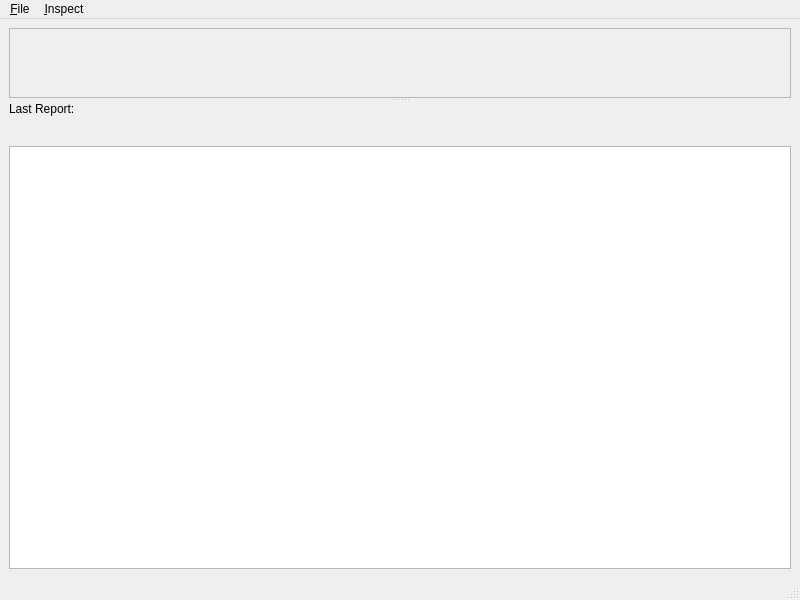
Before: the Qt Designer form hid_gui/mainwindow.ui in vrpn/vrpn, drawn with Qt 5.
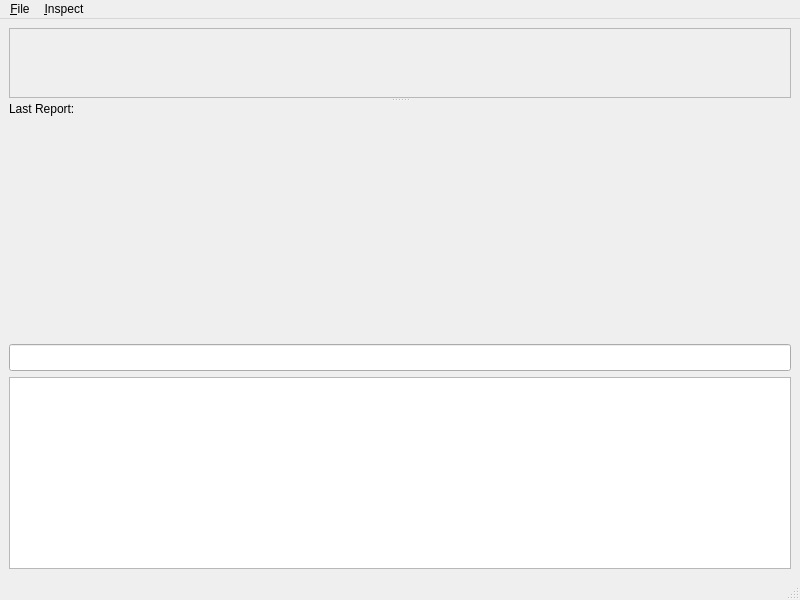
After: the same form once the commit is applied.

Commit message: allow bytes to be selected nicely

The edit to the form file:
```diff
--- a/hid_gui/mainwindow.ui
+++ b/hid_gui/mainwindow.ui
@@ -67,20 +67,33 @@
          </layout>
         </item>
         <item>
-         <widget class="QLabel" name="reportContents">
+         <widget class="QLineEdit" name="reportContents">
+          <property name="sizePolicy">
+           <sizepolicy hsizetype="Expanding" vsizetype="Fixed">
+            <horstretch>0</horstretch>
+            <verstretch>0</verstretch>
+           </sizepolicy>
+          </property>
           <property name="font">
            <font>
             <family>Courier New</family>
             <pointsize>12</pointsize>
            </font>
           </property>
-          <property name="text">
-           <string/>
+          <property name="readOnly">
+           <bool>true</bool>
           </property>
          </widget>
         </item>
         <item>
-         <widget class="QTextBrowser" name="textLog"/>
+         <widget class="QTextBrowser" name="textLog">
+          <property name="sizePolicy">
+           <sizepolicy hsizetype="Expanding" vsizetype="Fixed">
+            <horstretch>0</horstretch>
+            <verstretch>0</verstretch>
+           </sizepolicy>
+          </property>
+         </widget>
         </item>
        </layout>
       </widget>
```
Left out of the diff: 8 changed lines with no effect on the pictures. The commit also changes 2 other files.
